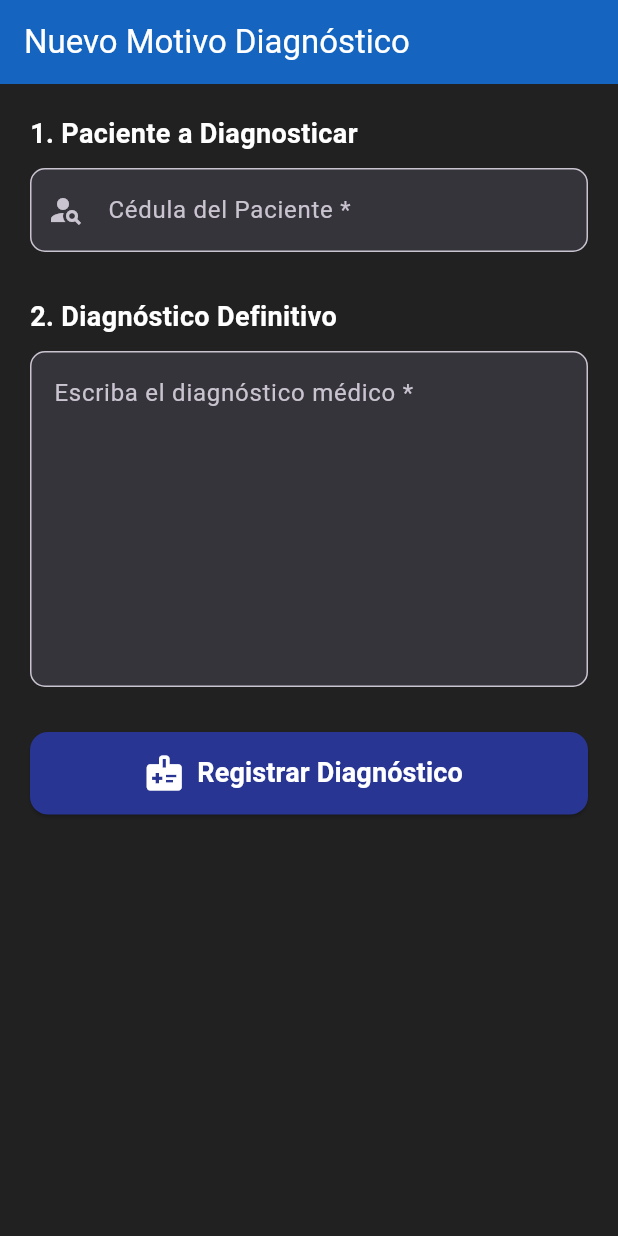
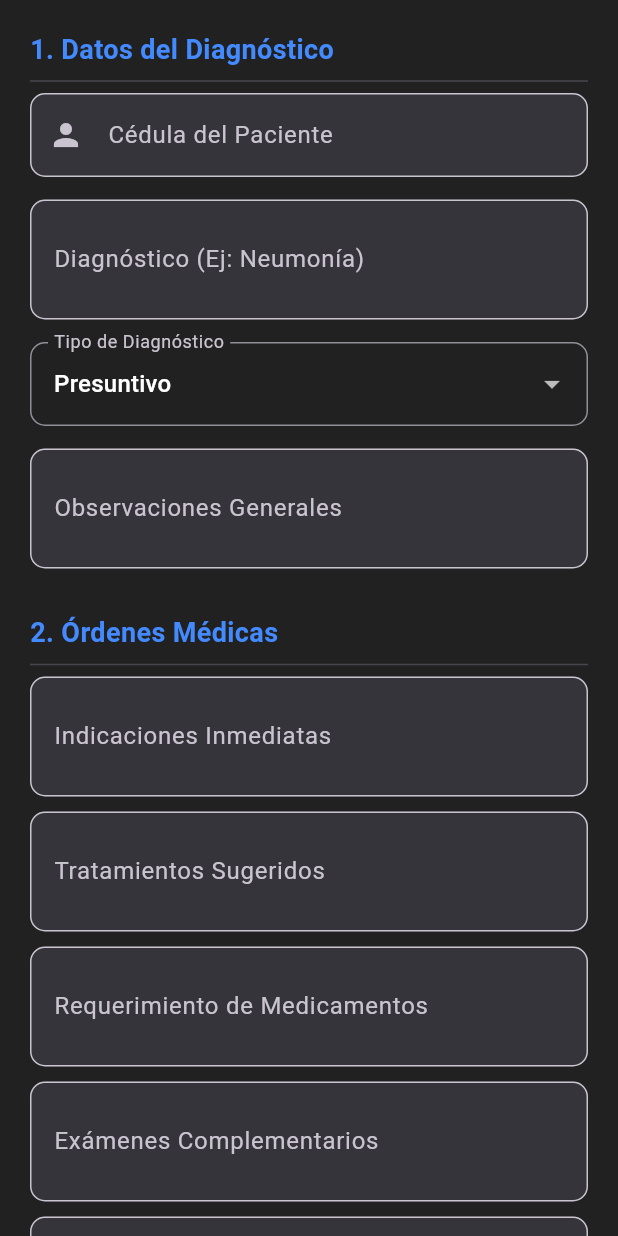
Before and after one commit to diegopadron1/Tesis, a Flutter app: the DiagnosticoScreen widget shown alone on an empty page, opened directly, on a phone screen of 412 x 824 dp. Run offline on Flutter 3.47's test engine with Material 3 defaults, Android fonts, the phone set to English and light mode, and no system bars; our stand-ins replace flutter_secure_storage; accounts and stored records are empty.

```diff
--- a/tesis_movil/lib/screens/resident/diagnostico_screen.dart
+++ b/tesis_movil/lib/screens/resident/diagnostico_screen.dart
@@ -11,132 +11,154 @@ class DiagnosticoScreen extends StatefulWidget {
 class _DiagnosticoScreenState extends State<DiagnosticoScreen> {
   final _formKey = GlobalKey<FormState>();
 
-  final TextEditingController _cedulaController = TextEditingController();
-  final TextEditingController _diagnosticoController = TextEditingController();
+  // Controladores Básicos
+  final _cedulaCtrl = TextEditingController();
+  final _descripcionCtrl = TextEditingController();
+  final _observacionesCtrl = TextEditingController();
 
-  final DiagnosticoService _diagnosticoService = DiagnosticoService();
+  // Controladores Órdenes Médicas (Nuevos)
+  final _indicacionesCtrl = TextEditingController();
+  final _tratamientosCtrl = TextEditingController();
+  final _medicamentosCtrl = TextEditingController();
+  final _examenesCtrl = TextEditingController();
+  final _conductaCtrl = TextEditingController();
 
+  String _tipoDiagnostico = 'Presuntivo';
+  final DiagnosticoService _service = DiagnosticoService();
   bool _isLoading = false;
 
-  @override
-  void dispose() {
-    _cedulaController.dispose();
-    _diagnosticoController.dispose();
-    super.dispose();
-  }
-
-  void _guardarDiagnostico() async {
+  void _guardar() async {
     if (!_formKey.currentState!.validate()) return;
 
     setState(() => _isLoading = true);
 
-    final result = await _diagnosticoService.createDiagnostico(
-      _cedulaController.text.trim(),
-      _diagnosticoController.text.trim(),
-    );
-
-    setState(() => _isLoading = false);
+    final result = await _service.createDiagnostico({
+      'cedula_paciente': _cedulaCtrl.text.trim(),
+      'descripcion': _descripcionCtrl.text.trim(),
+      'tipo': _tipoDiagnostico,
+      'observaciones': _observacionesCtrl.text.trim(),
+      // Nuevos campos
+      'indicaciones_inmediatas': _indicacionesCtrl.text.trim(),
+      'tratamientos_sugeridos': _tratamientosCtrl.text.trim(),
+      'requerimiento_medicamentos': _medicamentosCtrl.text.trim(),
+      'examenes_complementarios': _examenesCtrl.text.trim(),
+      'conducta_seguir': _conductaCtrl.text.trim(),
+    });
 
     if (!mounted) return;
+    setState(() => _isLoading = false);
 
     if (result['success']) {
       ScaffoldMessenger.of(context).showSnackBar(
-        SnackBar(
-          content: Text('¡Éxito! ${result['message']}'),
-          backgroundColor: Colors.green
-        ),
+        SnackBar(content: Text(result['message']), backgroundColor: Colors.green),
       );
-      // Limpiar campos
-      _cedulaController.clear();
-      _diagnosticoController.clear();
+      _limpiarFormulario();
     } else {
-      ScaffoldMessenger.of(context).showSnackBar(
-        SnackBar(
-          content: Text(result['message']),
-          backgroundColor: Colors.redAccent
+      // Aquí se mostrará el mensaje de error si faltan antecedentes, etc.
+      showDialog(
+        context: context,
+        builder: (ctx) => AlertDialog(
+          title: const Text("No se puede guardar"),
+          content: Text(result['message'], style: const TextStyle(fontSize: 16)),
+          actions: [
+            TextButton(onPressed: () => Navigator.pop(ctx), child: const Text("Entendido"))
+          ],
         ),
       );
     }
   }
 
+  void _limpiarFormulario() {
+    _cedulaCtrl.clear();
+    _descripcionCtrl.clear();
+    _observacionesCtrl.clear();
+    _indicacionesCtrl.clear();
+    _tratamientosCtrl.clear();
+    _medicamentosCtrl.clear();
+    _examenesCtrl.clear();
+    _conductaCtrl.clear();
+    setState(() => _tipoDiagnostico = 'Presuntivo');
+  }
+
   @override
   Widget build(BuildContext context) {
-    return Scaffold(
-      appBar: AppBar(
-        title: const Text('Nuevo Motivo Diagnóstico'),
-        backgroundColor: Colors.blue[800],
-        foregroundColor: Colors.white,
-      ),
-      body: SingleChildScrollView(
-        padding: const EdgeInsets.all(20.0),
+    return SingleChildScrollView(
+      padding: const EdgeInsets.all(20),
       child: Form(
         key: _formKey,
         child: Column(
           crossAxisAlignment: CrossAxisAlignment.start,
           children: [
-              const Text(
-                "1. Paciente a Diagnosticar",
-                style: TextStyle(fontSize: 18, fontWeight: FontWeight.bold),
+            const Text("1. Datos del Diagnóstico", style: TextStyle(fontSize: 18, fontWeight: FontWeight.bold, color: Colors.blueAccent)),
+            const Divider(),
+            _buildInput(_cedulaCtrl, "Cédula del Paciente", icon: Icons.person, isNumber: true),
+            const SizedBox(height: 15),
+            _buildInput(_descripcionCtrl, "Diagnóstico (Ej: Neumonía)", maxLines: 2),
+            const SizedBox(height: 15),
+            DropdownButtonFormField<String>(
+              initialValue: _tipoDiagnostico,
+              decoration: InputDecoration(
+                labelText: "Tipo de Diagnóstico",
+                border: OutlineInputBorder(borderRadius: BorderRadius.circular(10)),
               ),
-              const SizedBox(height: 10),
-              TextFormField(
-                controller: _cedulaController,
-                keyboardType: TextInputType.number,
-                decoration: InputDecoration(
-                  labelText: 'Cédula del Paciente *',
-                  prefixIcon: const Icon(Icons.person_search),
-                  border: OutlineInputBorder(borderRadius: BorderRadius.circular(10)),
-                  filled: true,
-
+              items: ['Presuntivo', 'Definitivo']
+                  .map((t) => DropdownMenuItem(value: t, child: Text(t)))
+                  .toList(),
+              onChanged: (v) => setState(() => _tipoDiagnostico = v!),
             ),
-                validator: (v) => (v == null || v.length < 5) ? 'Cédula inválida' : null,
-              ),
+            const SizedBox(height: 15),
+            _buildInput(_observacionesCtrl, "Observaciones Generales", maxLines: 2, isRequired: false),
 
             const SizedBox(height: 30),
+            const Text("2. Órdenes Médicas", style: TextStyle(fontSize: 18, fontWeight: FontWeight.bold, color: Colors.blueAccent)),
+            const Divider(),
 
-              const Text(
-                "2. Diagnóstico Definitivo",
-                style: TextStyle(fontSize: 18, fontWeight: FontWeight.bold),
-              ),
+            _buildInput(_indicacionesCtrl, "Indicaciones Inmediatas", maxLines: 2, isRequired: false),
             const SizedBox(height: 10),
-              TextFormField(
-                controller: _diagnosticoController,
-                maxLines: 8,
-                decoration: InputDecoration(
-                  labelText: 'Escriba el diagnóstico médico *',
-                  alignLabelWithHint: true,
-                  hintText: 'Detalle la patología confirmada...',
-                  border: OutlineInputBorder(borderRadius: BorderRadius.circular(10)),
-                  filled: true,
+            _buildInput(_tratamientosCtrl, "Tratamientos Sugeridos", maxLines: 2, isRequired: false),
+            const SizedBox(height: 10),
+            _buildInput(_medicamentosCtrl, "Requerimiento de Medicamentos", maxLines: 2, isRequired: false),
+            const SizedBox(height: 10),
+            _buildInput(_examenesCtrl, "Exámenes Complementarios", maxLines: 2, isRequired: false),
+            const SizedBox(height: 10),
+            _buildInput(_conductaCtrl, "Conducta a Seguir (Ej: Hospitalizar)", maxLines: 2, isRequired: false),
 
-                ),
-                validator: (v) => (v == null || v.isEmpty) ? 'El diagnóstico es obligatorio' : null,
-              ),
             const SizedBox(height: 30),
-
             SizedBox(
               width: double.infinity,
-                height: 55,
+              height: 50,
               child: ElevatedButton.icon(
-                  onPressed: _isLoading ? null : _guardarDiagnostico,
-                  icon: _isLoading
-                      ? const SizedBox(width: 24, height: 24, child: CircularProgressIndicator(color: Colors.white))
-                      : const Icon(Icons.medical_information, size: 28),
-                  label: Text(
-                    _isLoading ? 'Guardando...' : 'Registrar Diagnóstico',
-                    style: const TextStyle(fontSize: 18, fontWeight: FontWeight.bold),
-                  ),
+                onPressed: _isLoading ? null : _guardar,
+                icon: const Icon(Icons.save_as),
+                label: Text(_isLoading ? "Verificando y Guardando..." : "Emitir Diagnóstico y Órdenes"),
                 style: ElevatedButton.styleFrom(
-                    backgroundColor: Colors.indigo[800], // Diferenciamos color
+                  backgroundColor: Colors.blue[800],
                   foregroundColor: Colors.white,
-                    shape: RoundedRectangleBorder(borderRadius: BorderRadius.circular(12)),
                 ),
               ),
             ),
           ],
         ),
       ),
+    );
+  }
+
+  Widget _buildInput(TextEditingController ctrl, String label, {IconData? icon, bool isNumber = false, int maxLines = 1, bool isRequired = true}) {
+    return TextFormField(
+      controller: ctrl,
+      keyboardType: isNumber ? TextInputType.number : TextInputType.text,
+      maxLines: maxLines,
+      decoration: InputDecoration(
+        labelText: label,
+        prefixIcon: icon != null ? Icon(icon) : null,
+        border: OutlineInputBorder(borderRadius: BorderRadius.circular(10)),
+        filled: true,
+
       ),
+      validator: (v) {
+        if (!isRequired) return null;
+        return (v == null || v.isEmpty) ? 'Campo obligatorio' : null;
+      },
     );
   }
 }
--- a/tesis_movil/lib/screens/resident/resident_home_screen.dart
+++ b/tesis_movil/lib/screens/resident/resident_home_screen.dart
@@ -46,9 +46,9 @@ class ResidentHomeScreen extends StatelessWidget {
             tabs: [
               Tab(icon: Icon(Icons.person_add), text: "Registrar Paciente"),
               Tab(icon: Icon(Icons.note_add), text: "Motivo"),
-              Tab(icon: Icon(Icons.assignment_turned_in), text: "Diagnóstico"),
               Tab(icon: Icon(Icons.accessibility_new), text: "Exámenes"),
               Tab(icon: Icon(Icons.history_edu), text: "Antecedentes"),
+              Tab(icon: Icon(Icons.assignment_turned_in), text: "Diagnóstico"),
               Tab(icon: Icon(Icons.monitor_heart), text: "Triaje (Pendiente)"),
             ],
             labelColor: Colors.white,
@@ -61,9 +61,9 @@ class ResidentHomeScreen extends StatelessWidget {
             // **AQUÍ SE MUESTRA LA INTERFAZ DE REGISTRO**
             RegisterPatientScreen(),
             MotivoConsultaScreen(),
-            DiagnosticoScreen(),
             ExamenScreen(),
             AntecedentesScreen(),
+            DiagnosticoScreen(),
             // Placeholder para la futura pantalla de Triaje
             Center(
               child: Column(
```
Also changed, not shown: tesis_movil/lib/services/diagnostico_service.dart (+13 -33 lines), 8 other files. Lines whose indentation alone changed are shown as unchanged.
